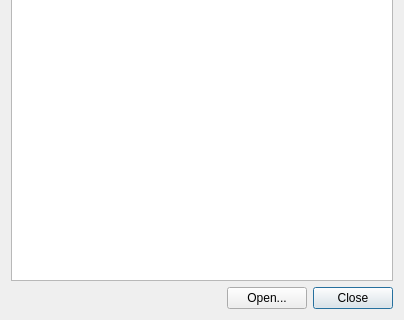
janelia-flyem/NeuTu, file neurolabi/gui/dialogs/flyembodyinfodialog.ui: the form before one commit; both pictures show x 0 to 404 and y 286 to 606 of the 404 by 606 pixel window.
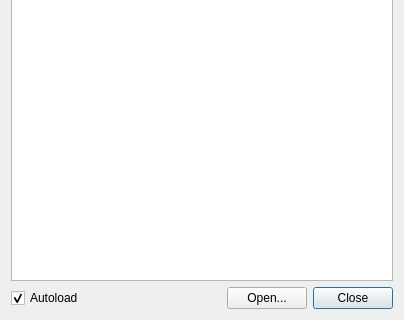
The form after the commit.

```diff
--- a/neurolabi/gui/dialogs/flyembodyinfodialog.ui
+++ b/neurolabi/gui/dialogs/flyembodyinfodialog.ui
@@ -32,6 +32,16 @@
    </item>
    <item>
     <layout class="QHBoxLayout" name="horizontalLayout">
+     <item>
+      <widget class="QCheckBox" name="autoloadCheckBox">
+       <property name="text">
+        <string>Autoload</string>
+       </property>
+       <property name="checked">
+        <bool>true</bool>
+       </property>
+      </widget>
+     </item>
      <item>
       <spacer name="horizontalSpacer">
        <property name="orientation">
```
